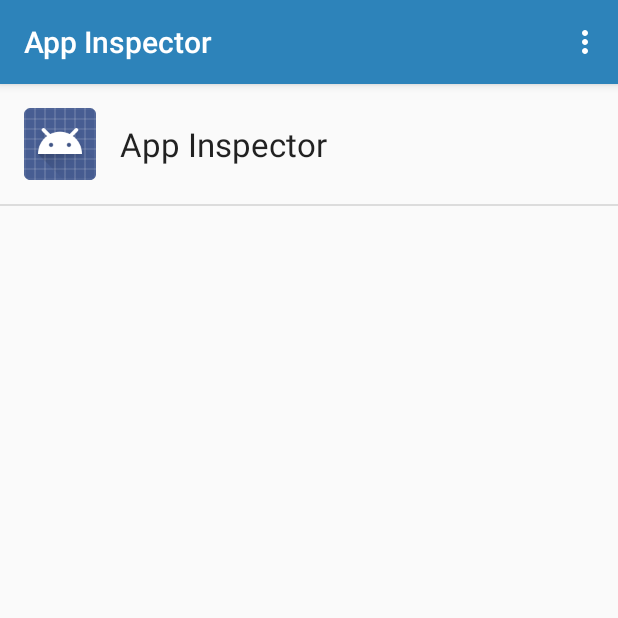
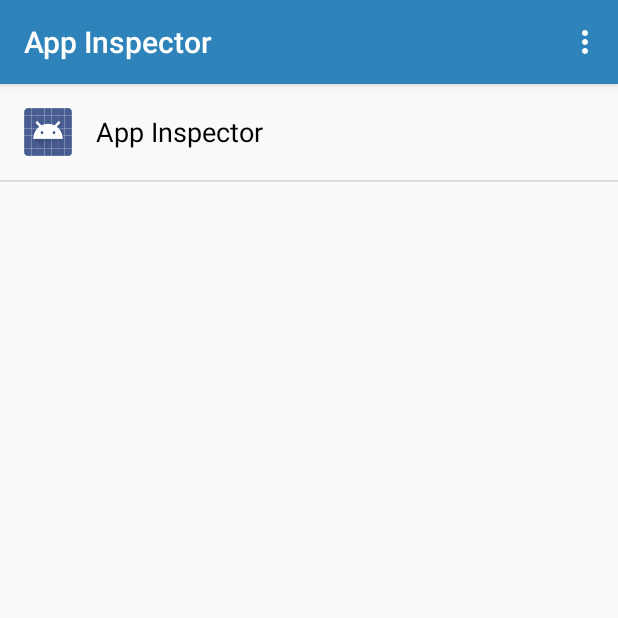
Before and after one commit to Projectoria/AppInspector, an Android app: the screen it shows after launch (MainActivity), on a phone screen of 412 x 824 dp, the top half of it. Run offline under Robolectric (Android 15) with nearby library versions, the phone set to English and light mode, and no system bars.

Commit message:
Smaller app icons and names in the application list

```diff
--- a/app/src/main/res/layout/app_list_item.xml
+++ b/app/src/main/res/layout/app_list_item.xml
@@ -11,8 +11,8 @@
 
     <ImageView
         android:id="@+id/icon"
-        android:layout_width="@android:dimen/app_icon_size"
-        android:layout_height="@android:dimen/app_icon_size"
+        android:layout_width="32dp"
+        android:layout_height="32dp"
         android:layout_gravity="center_vertical"
         android:scaleType="fitCenter"
         />
@@ -23,7 +23,8 @@
         android:layout_height="wrap_content"
         android:layout_marginLeft="@dimen/text_margin"
         android:layout_gravity="center_vertical"
-        android:textAppearance="?android:attr/textAppearanceLarge"
+        android:textAppearance="@style/TextAppearance.AppCompat.Medium"
+        android:textColor="@android:color/black"
         />
 
 </LinearLayout>
```
